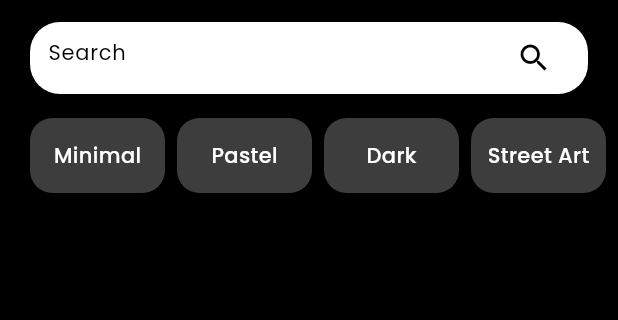
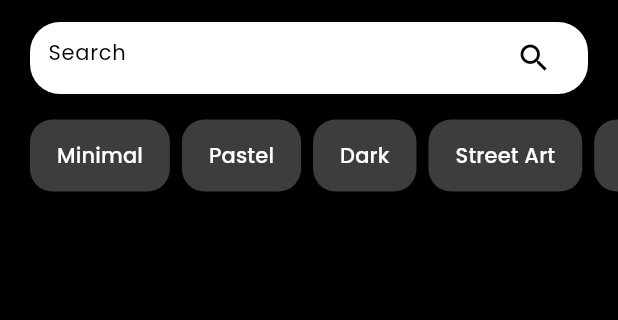
Before and after one commit to chethazz/RegWalls, a Flutter app: the Home screen opened directly, on a phone screen of 412 x 824 dp, the part 62-382 px from its top. Run offline on Flutter 3.47's test engine with Material 2 defaults, Android fonts, the phone set to English and light mode, and no system bars; our stand-ins replace dio, flutter_cache_manager, google_fonts, image_gallery_saver, permission_handler, shared_preferences; missing offline and left inert: flutter_wallpaper_manager; accounts and stored records are empty; network calls fail.

Commit message:
Use elevated button for category tile

```diff
--- a/lib/views/category_tile.dart
+++ b/lib/views/category_tile.dart
@@ -8,31 +8,34 @@ class CategoryTile extends StatelessWidget {
 
   @override
   Widget build(BuildContext context) {
-    return GestureDetector(
-      onTap: () {
+    return Container(
+      margin: const EdgeInsets.only(right: 8),
+      alignment: Alignment.center,
+    decoration: BoxDecoration(
+    borderRadius: BorderRadius.circular(15),
+    ),
+      child: ElevatedButton(
+        style: ElevatedButton.styleFrom(
+          padding: EdgeInsets.symmetric(vertical: 14, horizontal: 18),
+          primary: Colors.white24,
+          onPrimary: Colors.white,
+          shape: RoundedRectangleBorder(
+            borderRadius: BorderRadius.circular(15)
+          )
+        ),
+        onPressed: () {
           Navigator.push(
               context,
               MaterialPageRoute(
                   builder: (context) =>
                       CategoryImage(categoryName: title.toLowerCase())));
         },
-      child: Container(
-        margin: const EdgeInsets.only(right: 8),
-        child: Container(
-          decoration: BoxDecoration(
-            borderRadius: BorderRadius.circular(15),
-            color: Colors.white24,
-          ),
-          height: 40,
-          width: 90,
-          alignment: Alignment.center,
         child: Text(
           title,
           style: const TextStyle(
               color: Colors.white, fontWeight: FontWeight.w500, fontSize: 14),
         ),
         ),
-      ),
       );
   }
 }
```
Lines whose indentation alone changed are shown as unchanged.
